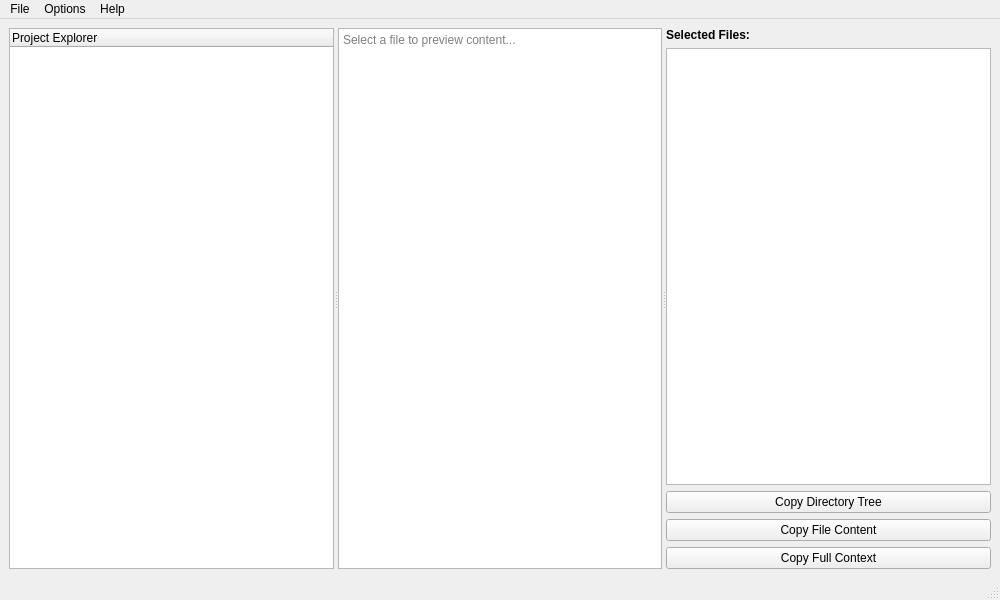
Before: the Qt Designer form mainwindow.ui in ahmadardani/nafuda, drawn with Qt 5.
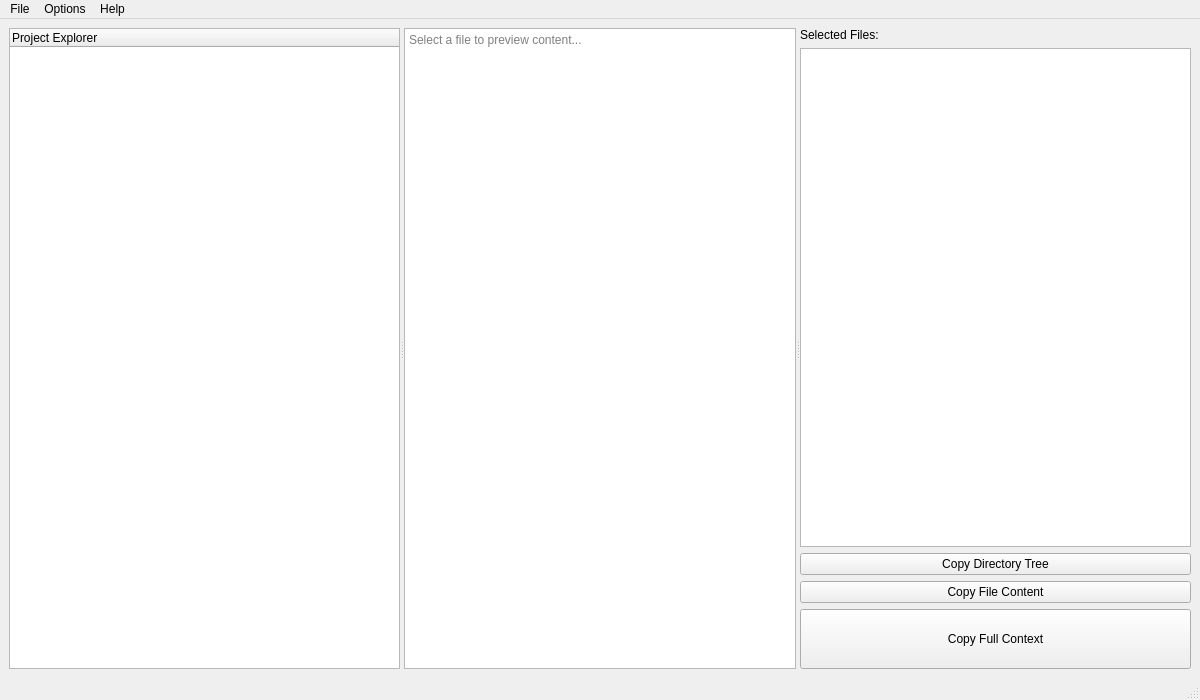
After: the same form once the commit is applied. The open tabs and pages were chosen to show the change.

Commit message: Adjust MainWindow layout and enhance UI elements for better usability

The edit to the form file:
```diff
--- a/mainwindow.ui
+++ b/mainwindow.ui
@@ -6,8 +6,8 @@
    <rect>
     <x>0</x>
     <y>0</y>
-    <width>1000</width>
-    <height>600</height>
+    <width>1200</width>
+    <height>700</height>
    </rect>
   </property>
   <property name="windowTitle">
@@ -29,6 +29,11 @@
     </property>
     <item>
      <widget class="QStackedWidget" name="stackedWidget">
+      <property name="font">
+       <font>
+        <bold>false</bold>
+       </font>
+      </property>
       <property name="currentIndex">
        <number>0</number>
       </property>
@@ -143,7 +148,7 @@
              <widget class="QLabel" name="label">
               <property name="font">
                <font>
-                <bold>true</bold>
+                <bold>false</bold>
                </font>
               </property>
               <property name="text">
@@ -170,6 +175,12 @@
             </item>
             <item>
              <widget class="QPushButton" name="btnCopyFull">
+              <property name="minimumSize">
+               <size>
+                <width>0</width>
+                <height>60</height>
+               </size>
+              </property>
               <property name="text">
                <string>Copy Full Context</string>
               </property>
@@ -190,7 +201,7 @@
     <rect>
      <x>0</x>
      <y>0</y>
-     <width>1000</width>
+     <width>1200</width>
      <height>21</height>
     </rect>
    </property>
```
Left out of the diff: 12 changed lines with no effect on the pictures. The commit also changes 1 other file.
